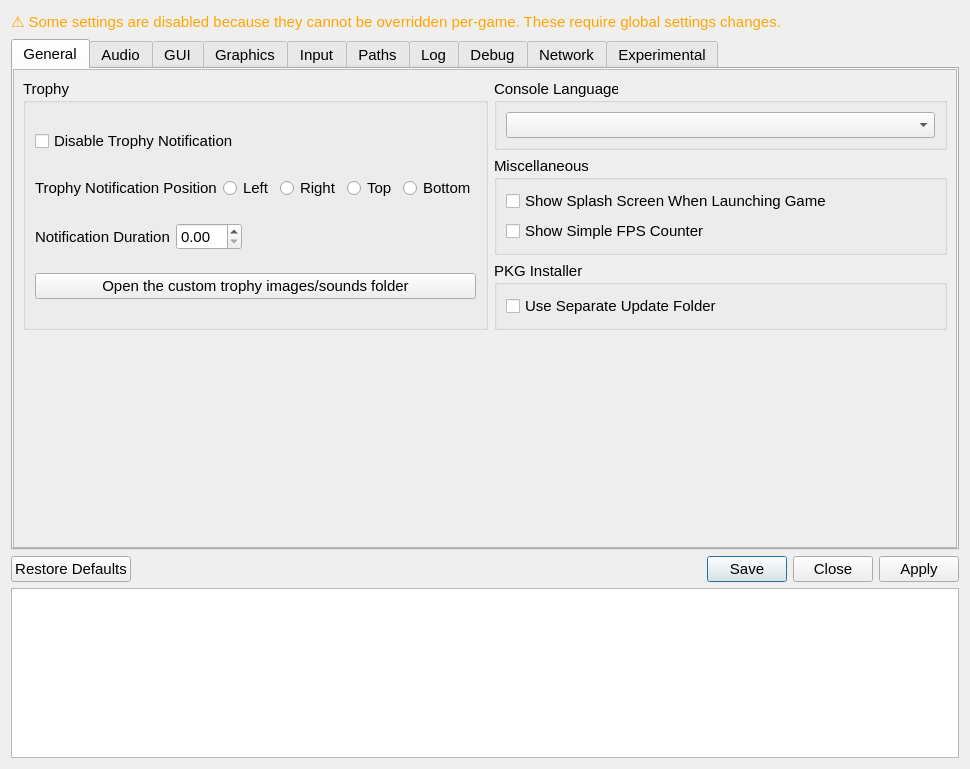
Above: src/qt_ui/settings_dialog.ui from shadLaunchers/shadLauncher4 before the change. Below: the same form after it.
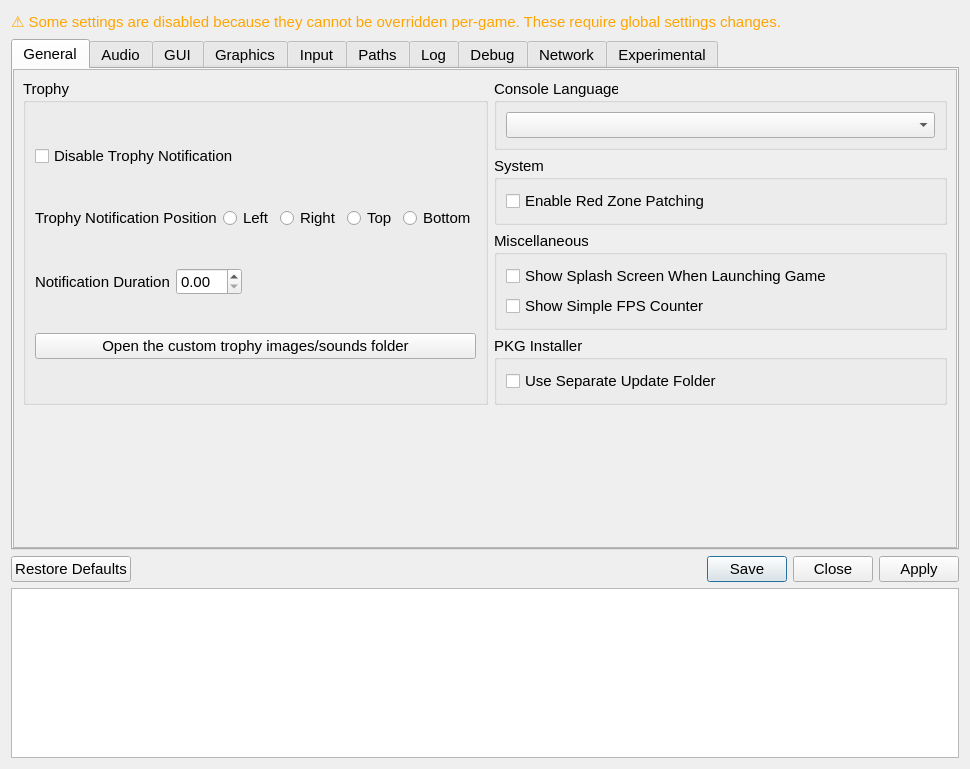
That is the form after the change. The open tabs and pages were chosen to show the change. Icons and pictures are not drawn.

Patch:
```diff
--- a/src/qt_ui/settings_dialog.ui
+++ b/src/qt_ui/settings_dialog.ui
@@ -252,6 +252,22 @@
               </layout>
              </widget>
             </item>
+            <item>
+             <widget class="QGroupBox" name="groupBox_2">
+              <property name="title">
+               <string>System</string>
+              </property>
+              <layout class="QVBoxLayout" name="verticalLayout_22">
+               <item>
+                <widget class="QCheckBox" name="redZoneCheckBox">
+                 <property name="text">
+                  <string>Enable Red Zone Patching</string>
+                 </property>
+                </widget>
+               </item>
+              </layout>
+             </widget>
+            </item>
             <item>
              <widget class="QGroupBox" name="emulatorSettingsGroupBox">
               <property name="sizePolicy">
@@ -2830,13 +2846,6 @@
                  </property>
                 </widget>
                </item>
-               <item>
-                <widget class="QCheckBox" name="redZoneCheckBox">
-                 <property name="text">
-                  <string>Enable Red Zone Patching</string>
-                 </property>
-                </widget>
-               </item>
                <item>
                 <widget class="QCheckBox" name="userfaultfdCheckBox">
                  <property name="text">
```
Left out of the diff: 23 changed lines with no effect on the pictures.
